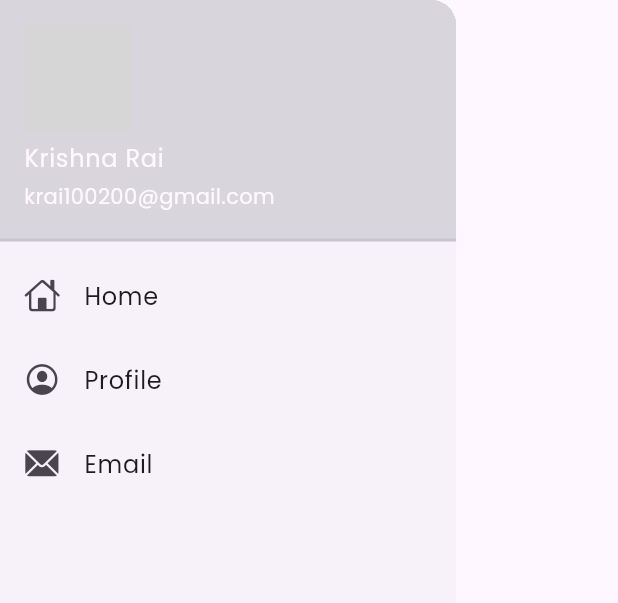
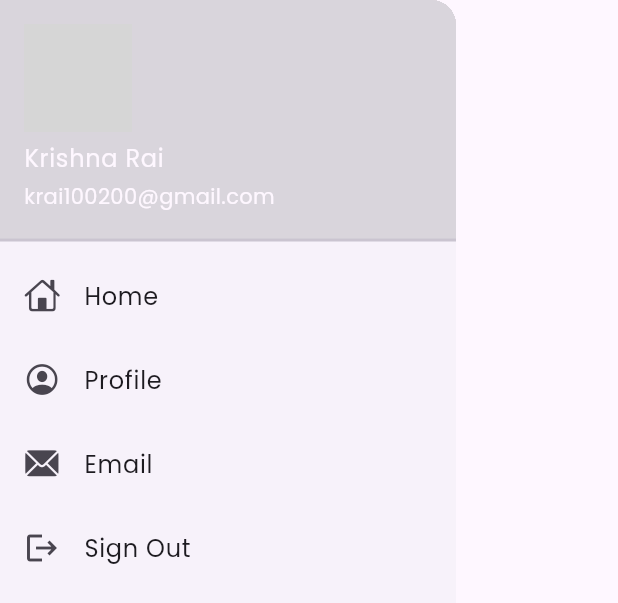
Before and after one commit to Koieggnog23455666/flutter_practice, a Flutter app: what drawerWidget() shows on an empty page, opened directly, on a phone screen of 412 x 824 dp. Shown: the top 603 px of the screen. Run offline on Flutter 3.47's test engine with Material 3 defaults, Android fonts, the phone set to English and light mode, and no system bars; our stand-ins replace font_awesome_flutter, google_fonts; grey boxes are pictures that could not be loaded.

Commit message:
Day 16 completed

```diff
--- a/lib/widgets/drawer.dart
+++ b/lib/widgets/drawer.dart
@@ -8,7 +8,6 @@ class drawerWidget extends StatelessWidget{
    return Drawer(
   child: ListView(
     padding: EdgeInsets.all(0),
-
     children: const [
 
       DrawerHeader(child: UserAccountsDrawerHeader(
@@ -20,10 +19,13 @@ class drawerWidget extends StatelessWidget{
       ),
       padding: EdgeInsets.all(0),),
 
-      ListTile(
-        hoverColor: Colors.black,
-        leading: Icon(CupertinoIcons.home),
-        title: Text('Home',style: TextStyle(fontFamily: 'Poppins',),
+      InkWell(
+        child: ListTile(
+          hoverColor: Colors.black,
+          leading: Icon(CupertinoIcons.home),
+
+          title: Text('Home',style: TextStyle(fontFamily: 'Poppins',),
+          ),
         ),
       ) ,ListTile(
         leading: Icon(CupertinoIcons.profile_circled),
@@ -33,6 +35,10 @@ class drawerWidget extends StatelessWidget{
         leading: Icon(CupertinoIcons.mail_solid),
         title: Text('Email',style: TextStyle(fontFamily: 'Poppins',),
         ),
+      ) ,ListTile(
+        leading: Icon(Icons.logout),
+        title: Text('Sign Out',style: TextStyle(fontFamily: 'Poppins',),
+        ),
       ) ,
 
     ],
```
Also changed, not shown: lib/Pages/homepage.dart (+15 -4 lines).
